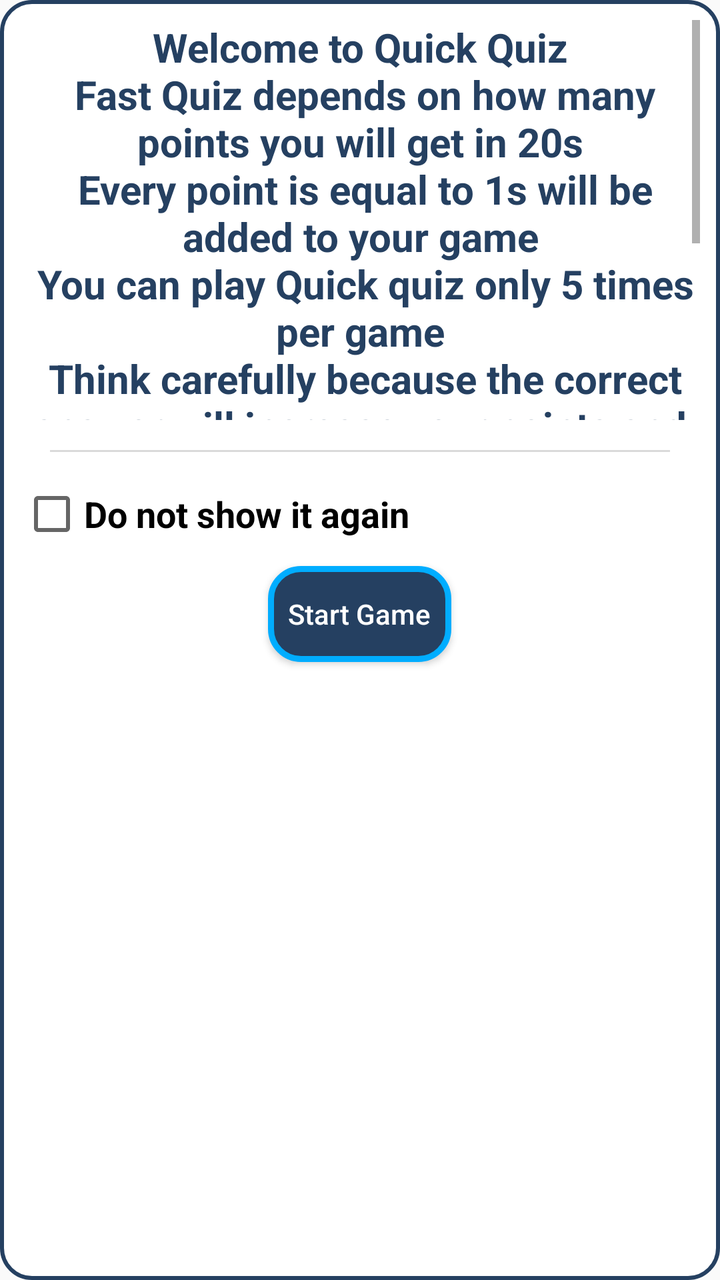
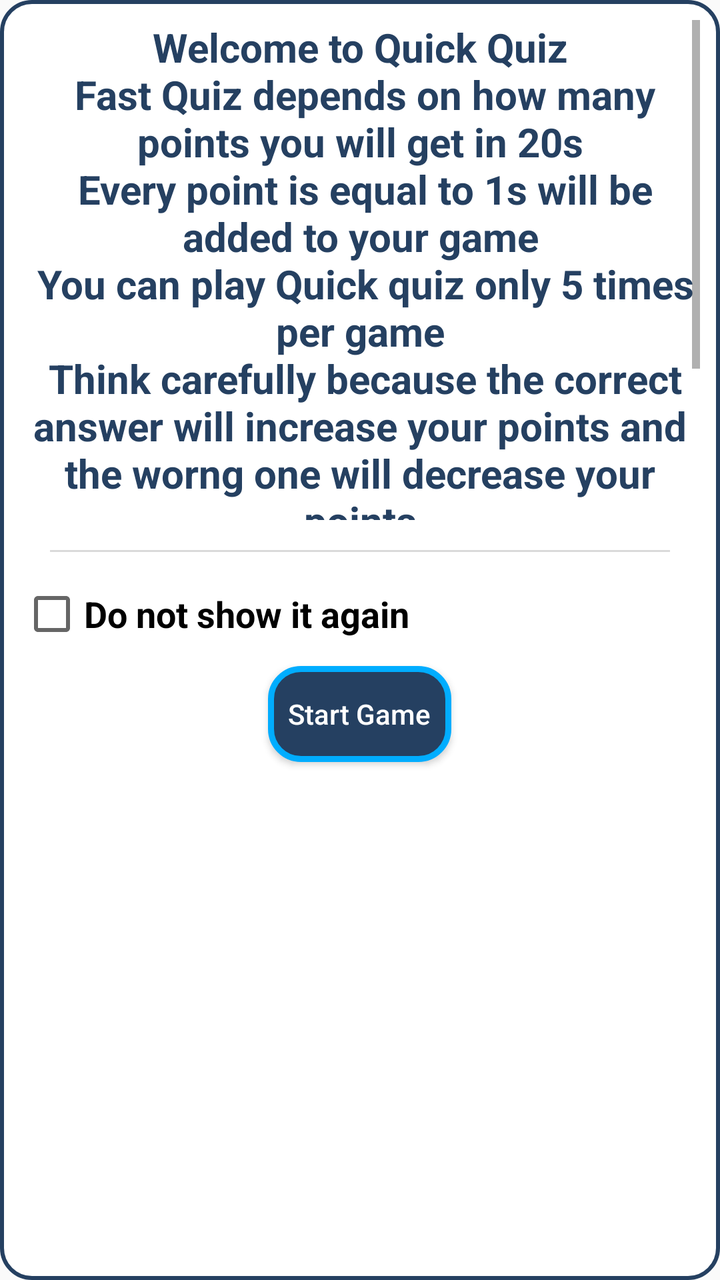

The first picture is an Android layout as it rendered before a commit; the second is the same layout after the commit. The layout source and the unified diff follow.
<!-- AndroidManifest.xml: application theme AppTheme -->
<!-- res/layout/dialog_quiz_hint.xml -->
<?xml version="1.0" encoding="utf-8"?>
<LinearLayout xmlns:android="http://schemas.android.com/apk/res/android"
    android:layout_width="match_parent"
    android:layout_height="wrap_content"
    android:layout_gravity="center_vertical"
    android:layout_marginStart="15dp"
    android:layout_marginTop="10dp"
    android:layout_marginEnd="15dp"
    android:layout_marginBottom="10dp"
    android:background="@drawable/dialog_background"
    android:orientation="vertical">

    <ScrollView
        android:layout_width="match_parent"
        android:layout_height="wrap_content">

        <LinearLayout
            android:layout_width="match_parent"
            android:layout_height="wrap_content"
            android:orientation="vertical">

            <TextView
                android:id="@+id/dialog_quiz_tv"
                android:layout_width="match_parent"
                android:layout_height="200dp"
                android:gravity="center_horizontal"
                android:scrollbars="vertical"
                android:text="@string/quiz_hint"
                android:textColor="@color/colorPrimaryDark"
                android:textSize="20sp"
                android:textStyle="bold" />

            <View
                android:layout_width="match_parent"
                android:layout_height="1dp"
                android:layout_marginStart="15dp"
                android:layout_marginTop="15dp"
                android:layout_marginEnd="15dp"
                android:layout_marginBottom="15dp"
                android:background="@color/colorGray" />

            <android.support.v7.widget.AppCompatCheckBox
                android:id="@+id/dialog_quiz_cb"
                android:layout_width="wrap_content"
                android:layout_height="wrap_content"
                android:text="@string/quiz_not_show_again"
                android:textSize="18sp"
                android:textStyle="bold" />

            <Button
                android:id="@+id/dialog_quiz_btn_save"
                android:layout_width="wrap_content"
                android:layout_height="wrap_content"
                android:layout_gravity="center_horizontal"
                android:layout_marginTop="10dp"
                android:layout_marginBottom="10dp"
                android:background="@drawable/button_background_two"
                android:text="@string/start"
                android:textAllCaps="false"
                android:textColor="@color/colorWhite" />
        </LinearLayout>
    </ScrollView>
</LinearLayout>
<!-- resources referenced by this layout -->
<resources>
  <color name="colorGray">#dadada</color>
  <color name="colorPrimaryDark">#254061</color>
  <color name="colorWhite">#FFF</color>
  <!-- drawable button_background_two (drawable) -->
  <shape xmlns:android="http://schemas.android.com/apk/res/android">
      <solid
          android:color="@color/dark_one"/>
      <corners
          android:radius="15dp" />
      <padding
          android:left="10dp"
          android:top="10dp"
          android:right="10dp"
          android:bottom="10dp" />
      <stroke
          android:width="3dp"
          android:color="@color/light_more"/>
  </shape>
  <!-- drawable dialog_background (drawable) -->
  <shape xmlns:android="http://schemas.android.com/apk/res/android">
      <solid android:color="@color/colorWhite" />
      <corners android:radius="15dp" />
      <padding
          android:bottom="10dp"
          android:left="10dp"
          android:right="10dp"
          android:top="10dp" />
      <stroke
          android:width="2dp"
          android:color="@color/colorPrimaryDark" />
  </shape>
  <string name="quiz_hint">
          Welcome to Quick Quiz\n
          Fast Quiz depends on how many points you will get in 20s\n
          Every point is equal to 1s will be added to your game\n
          You can play Quick quiz only 5 times per game\n
          Think carefully because the correct answer will increase your points and the worng one will decrease your points\n
          The level will be passed with only 5 questions even were answered correctly or wrongly\n
          Enjoy
      </string>
  <string name="quiz_not_show_again">Do not show it again</string>
  <string name="start">Start Game</string>
  <style name="AppTheme" parent="Theme.AppCompat.Light.DarkActionBar">
          
          <item name="colorPrimary">@color/colorPrimary</item>
          <item name="colorPrimaryDark">@color/colorPrimaryDark</item>
          <item name="colorAccent">@color/colorAccent</item>
      </style>
  <color name="dark_one">#254061</color>
  <color name="light_more">#00adff</color>
  <color name="colorPrimary">#254061</color>
  <color name="colorAccent">#00adff</color>
</resources>

<!-- the commit's change to res/layout/dialog_quiz_hint.xml (unified diff, before → after) -->
@@ -10,11 +10,7 @@
     android:background="@drawable/dialog_background"
     android:orientation="vertical">
 
-    <ScrollView
-        android:layout_width="match_parent"
-        android:layout_height="wrap_content">
-
-        <LinearLayout
+          <LinearLayout
             android:layout_width="match_parent"
             android:layout_height="wrap_content"
             android:orientation="vertical">
@@ -22,7 +18,7 @@
             <TextView
                 android:id="@+id/dialog_quiz_tv"
                 android:layout_width="match_parent"
-                android:layout_height="200dp"
+                android:layout_height="250dp"
                 android:gravity="center_horizontal"
                 android:scrollbars="vertical"
                 android:text="@string/quiz_hint"
@@ -59,5 +55,4 @@
                 android:textAllCaps="false"
                 android:textColor="@color/colorWhite" />
         </LinearLayout>
-    </ScrollView>
 </LinearLayout>
